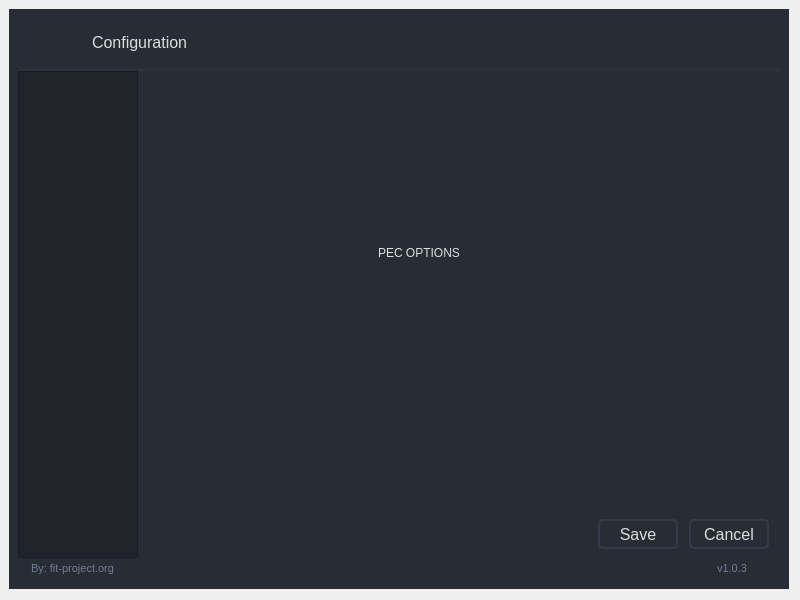
First picture: the form in ui/configuration/dialog.ui, repository fit-project/fit, before the edit.
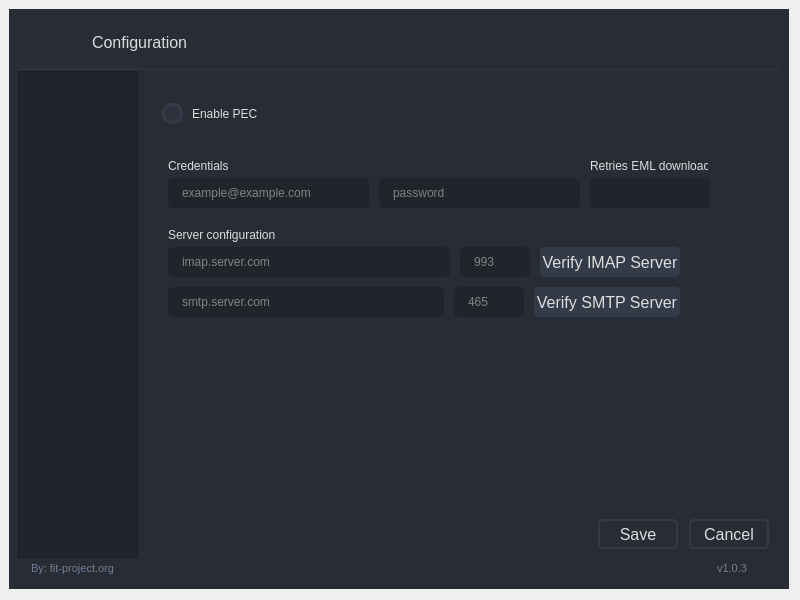
Second picture: the form after the edit. Icons and pictures are not drawn.

Commit message: Refactoring PEC configuration UI

```diff
--- a/ui/configuration/dialog.ui
+++ b/ui/configuration/dialog.ui
@@ -301,6 +301,10 @@
     color: rgba(255, 255, 255, 10%);
 }
 
+QLabel::disabled {
+    color: rgba(255, 255, 255, 10%);
+}
+
 /* /////////////////////////////////////////////////////////////////////////////////////////////////
 PlainTextEdit */
 QPlainTextEdit {
@@ -1949,18 +1953,453 @@
                       </widget>
                      </widget>
                      <widget class="QWidget" name="pec">
-                      <widget class="QLabel" name="label_4">
+                      <property name="enabled">
+                       <bool>true</bool>
+                      </property>
+                      <widget class="QFrame" name="pec_configuration">
                        <property name="geometry">
                         <rect>
-                         <x>239</x>
-                         <y>160</y>
-                         <width>101</width>
-                         <height>20</height>
+                         <x>0</x>
+                         <y>0</y>
+                         <width>600</width>
+                         <height>411</height>
                         </rect>
                        </property>
-                       <property name="text">
-                        <string>PEC OPTIONS</string>
+                       <property name="maximumSize">
+                        <size>
+                         <width>600</width>
+                         <height>16777215</height>
+                        </size>
                        </property>
+                       <layout class="QVBoxLayout" name="verticalLayout_4">
+                        <property name="leftMargin">
+                         <number>20</number>
+                        </property>
+                        <property name="topMargin">
+                         <number>20</number>
+                        </property>
+                        <property name="rightMargin">
+                         <number>20</number>
+                        </property>
+                        <property name="bottomMargin">
+                         <number>20</number>
+                        </property>
+                        <item>
+                         <layout class="QHBoxLayout" name="enable_pec_layout">
+                          <property name="spacing">
+                           <number>20</number>
+                          </property>
+                          <property name="rightMargin">
+                           <number>0</number>
+                          </property>
+                          <property name="bottomMargin">
+                           <number>20</number>
+                          </property>
+                          <item>
+                           <widget class="QCheckBox" name="enable_pec">
+                            <property name="enabled">
+                             <bool>true</bool>
+                            </property>
+                            <property name="text">
+                             <string>Enable PEC</string>
+                            </property>
+                            <property name="checked">
+                             <bool>false</bool>
+                            </property>
+                           </widget>
+                          </item>
+                         </layout>
+                        </item>
+                        <item>
+                         <widget class="QFrame" name="pec_settings">
+                          <property name="enabled">
+                           <bool>true</bool>
+                          </property>
+                          <layout class="QVBoxLayout" name="pec_settings_layout">
+                           <property name="spacing">
+                            <number>0</number>
+                           </property>
+                           <property name="bottomMargin">
+                            <number>1</number>
+                           </property>
+                           <item>
+                            <layout class="QHBoxLayout" name="credentials_configuration" stretch="2,0">
+                             <property name="spacing">
+                              <number>-1</number>
+                             </property>
+                             <property name="topMargin">
+                              <number>0</number>
+                             </property>
+                             <property name="bottomMargin">
+                              <number>20</number>
+                             </property>
+                             <item>
+                              <layout class="QVBoxLayout" name="credentials_configuration_box">
+                               <property name="spacing">
+                                <number>0</number>
+                               </property>
+                               <property name="topMargin">
+                                <number>0</number>
+                               </property>
+                               <item>
+                                <widget class="QLabel" name="label_3">
+                                 <property name="enabled">
+                                  <bool>true</bool>
+                                 </property>
+                                 <property name="styleSheet">
+                                  <string notr="true"/>
+                                 </property>
+                                 <property name="text">
+                                  <string>Credentials</string>
+                                 </property>
+                                </widget>
+                               </item>
+                               <item>
+                                <layout class="QHBoxLayout" name="username_and_password">
+                                 <property name="spacing">
+                                  <number>10</number>
+                                 </property>
+                                 <property name="topMargin">
+                                  <number>5</number>
+                                 </property>
+                                 <property name="rightMargin">
+                                  <number>10</number>
+                                 </property>
+                                 <item>
+                                  <widget class="QLineEdit" name="pec_email">
+                                   <property name="minimumSize">
+                                    <size>
+                                     <width>100</width>
+                                     <height>30</height>
+                                    </size>
+                                   </property>
+                                   <property name="styleSheet">
+                                    <string notr="true">background-color: rgb(33, 37, 43);</string>
+                                   </property>
+                                   <property name="placeholderText">
+                                    <string>example@example.com</string>
+                                   </property>
+                                  </widget>
+                                 </item>
+                                 <item>
+                                  <widget class="QLineEdit" name="pec_password">
+                                   <property name="minimumSize">
+                                    <size>
+                                     <width>100</width>
+                                     <height>30</height>
+                                    </size>
+                                   </property>
+                                   <property name="styleSheet">
+                                    <string notr="true">background-color: rgb(33, 37, 43);</string>
+                                   </property>
+                                   <property name="placeholderText">
+                                    <string>password</string>
+                                   </property>
+                                  </widget>
+                                 </item>
+                                </layout>
+                               </item>
+                              </layout>
+                             </item>
+                             <item>
+                              <layout class="QVBoxLayout" name="retries_eml_download_box">
+                               <property name="spacing">
+                                <number>5</number>
+                               </property>
+                               <property name="sizeConstraint">
+                                <enum>QLayout::SetDefaultConstraint</enum>
+                               </property>
+                               <property name="leftMargin">
+                                <number>0</number>
+                               </property>
+                               <item>
+                                <widget class="QLabel" name="retries_eml_download_title">
+                                 <property name="maximumSize">
+                                  <size>
+                                   <width>118</width>
+                                   <height>16777215</height>
+                                  </size>
+                                 </property>
+                                 <property name="text">
+                                  <string>Retries EML download</string>
+                                 </property>
+                                </widget>
+                               </item>
+                               <item>
+                                <widget class="QLineEdit" name="retries_eml_download">
+                                 <property name="minimumSize">
+                                  <size>
+                                   <width>0</width>
+                                   <height>30</height>
+                                  </size>
+                                 </property>
+                                 <property name="maximumSize">
+                                  <size>
+                                   <width>16777215</width>
+                                   <height>16777215</height>
+                                  </size>
+                                 </property>
+                                 <property name="styleSheet">
+                                  <string notr="true">background-color: rgb(33, 37, 43);</string>
+                                 </property>
+                                 <property name="frame">
+                                  <bool>true</bool>
+                                 </property>
+                                 <property name="alignment">
+                                  <set>Qt::AlignCenter</set>
+                                 </property>
+                                </widget>
+                               </item>
+                              </layout>
+                             </item>
+                            </layout>
+                           </item>
+                           <item>
+                            <widget class="QLabel" name="server_configuration_title">
+                             <property name="text">
+                              <string>Server configuration</string>
+                             </property>
+                            </widget>
+                           </item>
+                           <item>
+                            <layout class="QHBoxLayout" name="imap_server_configuration">
+                             <property name="spacing">
+                              <number>10</number>
+                             </property>
+                             <property name="topMargin">
+                              <number>5</number>
+                             </property>
+                             <property name="bottomMargin">
+                              <number>10</number>
+                             </property>
+                             <item>
+                              <widget class="QLineEdit" name="pec_imap_server">
+                               <property name="minimumSize">
+                                <size>
+                                 <width>0</width>
+                                 <height>30</height>
+                                </size>
+                               </property>
+                               <property name="styleSheet">
+                                <string notr="true">background-color: rgb(33, 37, 43);</string>
+                               </property>
+                               <property name="placeholderText">
+                                <string>imap.server.com</string>
+                               </property>
+                              </widget>
+                             </item>
+                             <item>
+                              <widget class="QLineEdit" name="pec_imap_server_port">
+                               <property name="minimumSize">
+                                <size>
+                                 <width>0</width>
+                                 <height>30</height>
+                                </size>
+                               </property>
+                               <property name="maximumSize">
+                                <size>
+                                 <width>70</width>
+                                 <height>16777215</height>
+                                </size>
+                               </property>
+                               <property name="styleSheet">
+                                <string notr="true">background-color: rgb(33, 37, 43);</string>
+                               </property>
+                               <property name="text">
+                                <string/>
+                               </property>
+                               <property name="placeholderText">
+                                <string>993</string>
+                               </property>
+                              </widget>
+                             </item>
+                             <item>
+                              <widget class="QPushButton" name="verification_imap_button">
+                               <property name="enabled">
+                                <bool>true</bool>
+                               </property>
+                               <property name="minimumSize">
+                                <size>
+                                 <width>120</width>
+                                 <height>30</height>
+                                </size>
+                               </property>
+                               <property name="maximumSize">
+                                <size>
+                                 <width>1677721</width>
+                                 <height>16777215</height>
+                                </size>
+                               </property>
+                               <property name="font">
+                                <font>
+                                 <family>Segoe UI</family>
+                                 <pointsize>12</pointsize>
+                                 <weight>50</weight>
+                                 <italic>false</italic>
+                                 <bold>false</bold>
+                                </font>
+                               </property>
+                               <property name="cursor">
+                                <cursorShape>PointingHandCursor</cursorShape>
+                               </property>
+                               <property name="styleSheet">
+                                <string notr="true">QPushButton {background-color: rgb(52, 59, 72); }
+QPushButton:disabled {background-color: rgb(52, 59, 72); color: rgba(255, 255, 255, 10%) }</string>
+                               </property>
+                               <property name="text">
+                                <string>Verify IMAP Server</string>
+                               </property>
+                              </widget>
+                             </item>
+                             <item>
+                              <widget class="QLabel" name="info_imap_img">
+                               <property name="minimumSize">
+                                <size>
+                                 <width>20</width>
+                                 <height>20</height>
+                                </size>
+                               </property>
+                               <property name="maximumSize">
+                                <size>
+                                 <width>20</width>
+                                 <height>20</height>
+                                </size>
+                               </property>
+                               <property name="text">
+                                <string/>
+                               </property>
+                               <property name="pixmap">
+                                <pixmap>../icons/green-mark.png</pixmap>
+                               </property>
+                              </widget>
+                             </item>
+                            </layout>
+                           </item>
+                           <item>
+                            <layout class="QHBoxLayout" name="smtp_server_configuration">
+                             <property name="spacing">
+                              <number>10</number>
+                             </property>
+                             <property name="bottomMargin">
+                              <number>0</number>
+                             </property>
+                             <item>
+                              <widget class="QLineEdit" name="pec_smtp_server">
+                               <property name="minimumSize">
+                                <size>
+                                 <width>0</width>
+                                 <height>30</height>
+                                </size>
+                               </property>
+                               <property name="styleSheet">
+                                <string notr="true">background-color: rgb(33, 37, 43);</string>
+                               </property>
+                               <property name="text">
+                                <string/>
+                               </property>
+                               <property name="placeholderText">
+                                <string>smtp.server.com</string>
+                               </property>
+                              </widget>
+                             </item>
+                             <item>
+                              <widget class="QLineEdit" name="pec_smtp_server_port">
+                               <property name="minimumSize">
+                                <size>
+                                 <width>0</width>
+                                 <height>30</height>
+                                </size>
+                               </property>
+                               <property name="maximumSize">
+                                <size>
+                                 <width>70</width>
+                                 <height>16777215</height>
+                                </size>
+                               </property>
+                               <property name="styleSheet">
+                                <string notr="true">background-color: rgb(33, 37, 43);</string>
+                               </property>
+                               <property name="placeholderText">
+                                <string>465</string>
+                               </property>
+                              </widget>
+                             </item>
+                             <item>
+                              <widget class="QPushButton" name="verification_smtp_button">
+                               <property name="minimumSize">
+                                <size>
+                                 <width>120</width>
+                                 <height>30</height>
+                                </size>
+                               </property>
+                               <property name="maximumSize">
+                                <size>
+                                 <width>1677721</width>
+                                 <height>16777215</height>
+                                </size>
+                               </property>
+                               <property name="font">
+                                <font>
+                                 <family>Segoe UI</family>
+                                 <pointsize>12</pointsize>
+                                 <weight>50</weight>
+                                 <italic>false</italic>
+                                 <bold>false</bold>
+                                </font>
+                               </property>
+                               <property name="cursor">
+                                <cursorShape>PointingHandCursor</cursorShape>
+                               </property>
+                               <property name="styleSheet">
+                                <string notr="true">QPushButton {background-color: rgb(52, 59, 72); }
+QPushButton:disabled {background-color: rgb(52, 59, 72); color: rgba(255, 255, 255, 10%) }</string>
+                               </property>
+                               <property name="text">
+                                <string>Verify SMTP Server</string>
+                               </property>
+                              </widget>
+                             </item>
+                             <item>
+                              <widget class="QLabel" name="info_smtp_img">
+                               <property name="minimumSize">
+                                <size>
+                                 <width>20</width>
+                                 <height>20</height>
+                                </size>
+                               </property>
+                               <property name="maximumSize">
+                                <size>
+                                 <width>20</width>
+                                 <height>20</height>
+                                </size>
+                               </property>
+                               <property name="text">
+                                <string/>
+                               </property>
+                               <property name="pixmap">
+                                <pixmap>../icons/green-mark.png</pixmap>
+                               </property>
+                              </widget>
+                             </item>
+                            </layout>
+                           </item>
+                          </layout>
+                         </widget>
+                        </item>
+                        <item>
+                         <spacer name="verticalSpacer_6">
+                          <property name="orientation">
+                           <enum>Qt::Vertical</enum>
+                          </property>
+                          <property name="sizeHint" stdset="0">
+                           <size>
+                            <width>20</width>
+                            <height>40</height>
+                           </size>
+                          </property>
+                         </spacer>
+                        </item>
+                       </layout>
                       </widget>
                      </widget>
                      <widget class="QWidget" name="screen_recorder">
```
The commit also changes 4 other files.
